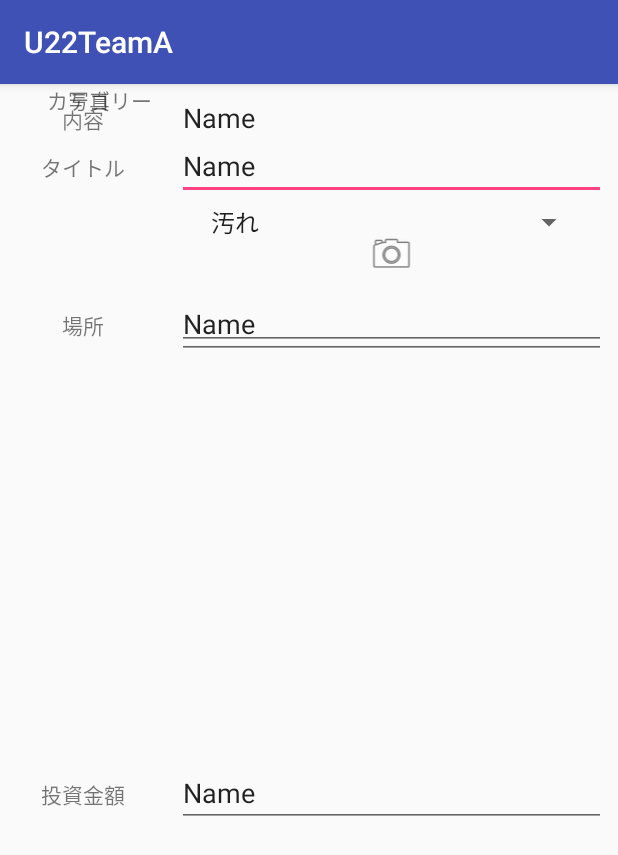
After one commit to tiger19816/u22_team_a_android, an Android app: the NewProjectPostsScreenActivity screen opened directly, with no data from a screen before it, on a phone screen of 412 x 824 dp. The commit adds this screen. Shown: the top 855 px of the screen. Run offline under Robolectric (Android 15) with nearby library versions, the phone set to English and light mode, and no system bars.

Commit message:
新規プロジェクト登録、確認画面仮完成

```diff
--- a/U22TeamA/app/src/main/AndroidManifest.xml
+++ b/U22TeamA/app/src/main/AndroidManifest.xml
@@ -16,6 +16,8 @@
                 <category android:name="android.intent.category.LAUNCHER" />
             </intent-filter>
         </activity>
+        <activity android:name=".NewProjectPostsScreenActivity" />
+        <activity android:name=".NewProjectPostsConfirmationScreen"></activity>
     </application>
 
 </manifest>
--- /dev/null
+++ b/U22TeamA/app/src/main/java/a/team/works/u22/hal/u22teama/NewProjectPostsScreenActivity.java
@@ -0,0 +1,13 @@
+package a.team.works.u22.hal.u22teama;
+
+import android.support.v7.app.AppCompatActivity;
+import android.os.Bundle;
+
+public class NewProjectPostsScreenActivity extends AppCompatActivity {
+
+    @Override
+    protected void onCreate(Bundle savedInstanceState) {
+        super.onCreate(savedInstanceState);
+        setContentView(R.layout.activity_new_project_posts_screen);
+    }
+}
--- /dev/null
+++ b/U22TeamA/app/src/main/res/layout/activity_new_project_posts_screen.xml
@@ -0,0 +1,198 @@
+<?xml version="1.0" encoding="utf-8"?>
+<android.support.constraint.ConstraintLayout xmlns:android="http://schemas.android.com/apk/res/android"
+    xmlns:app="http://schemas.android.com/apk/res-auto"
+    xmlns:tools="http://schemas.android.com/tools"
+    android:layout_width="match_parent"
+    android:layout_height="match_parent"
+    tools:context=".NewProjectPostsScreenActivity">
+
+    <android.support.constraint.Guideline
+        android:id="@+id/guideline"
+        android:layout_width="wrap_content"
+        android:layout_height="wrap_content"
+        android:orientation="vertical"
+        app:layout_constraintGuide_begin="110dp" />
+
+    <TextView
+        android:id="@+id/tv_Title"
+        android:layout_width="wrap_content"
+        android:layout_height="23dp"
+        android:layout_marginEnd="8dp"
+        android:layout_marginLeft="8dp"
+        android:layout_marginRight="8dp"
+        android:layout_marginStart="8dp"
+        android:text="@string/tv_title"
+        app:layout_constraintBaseline_toBaselineOf="@+id/ed_Title"
+        app:layout_constraintEnd_toStartOf="@+id/guideline"
+        app:layout_constraintStart_toStartOf="parent" />
+
+    <EditText
+        android:id="@+id/ed_Title"
+        android:layout_width="0dp"
+        android:layout_height="wrap_content"
+        android:layout_marginEnd="8dp"
+        android:layout_marginLeft="8dp"
+        android:layout_marginRight="8dp"
+        android:layout_marginStart="8dp"
+        android:layout_marginTop="32dp"
+        android:ems="10"
+        android:inputType="textPersonName"
+        android:text="Name"
+        app:layout_constraintEnd_toEndOf="parent"
+        app:layout_constraintHorizontal_bias="0.511"
+        app:layout_constraintStart_toStartOf="@+id/guideline"
+        app:layout_constraintTop_toTopOf="parent" />
+
+    <TextView
+        android:id="@+id/tv_Phoths"
+        android:layout_width="wrap_content"
+        android:layout_height="19dp"
+        android:layout_marginEnd="8dp"
+        android:layout_marginLeft="8dp"
+        android:layout_marginRight="8dp"
+        android:layout_marginStart="8dp"
+        android:text="@string/tv_photo"
+        app:layout_constraintEnd_toStartOf="@+id/im_CheckPhots"
+        app:layout_constraintHorizontal_bias="0.5"
+        app:layout_constraintStart_toStartOf="parent"
+        tools:layout_editor_absoluteY="111dp" />
+
+    <ImageView
+        android:id="@+id/im_CheckPhots"
+        android:layout_width="0dp"
+        android:layout_height="wrap_content"
+        android:layout_marginEnd="8dp"
+        android:layout_marginLeft="8dp"
+        android:layout_marginRight="8dp"
+        android:layout_marginStart="8dp"
+        android:layout_marginTop="20dp"
+        app:layout_constraintEnd_toEndOf="parent"
+        app:layout_constraintHorizontal_bias="0.5"
+        app:layout_constraintStart_toEndOf="@+id/tv_Phoths"
+        app:layout_constraintStart_toStartOf="@+id/guideline"
+        app:layout_constraintTop_toBottomOf="@+id/ed_Title"
+        app:srcCompat="@android:drawable/ic_menu_camera" />
+
+    <TextView
+        android:id="@+id/tv_Place"
+        android:layout_width="wrap_content"
+        android:layout_height="19dp"
+        android:layout_marginEnd="8dp"
+        android:layout_marginLeft="8dp"
+        android:layout_marginRight="8dp"
+        android:layout_marginStart="8dp"
+        android:text="@string/tv_place"
+        app:layout_constraintBaseline_toBaselineOf="@+id/et_Place"
+        app:layout_constraintEnd_toStartOf="@+id/guideline"
+        app:layout_constraintStart_toStartOf="parent" />
+
+    <EditText
+        android:id="@+id/et_Place"
+        android:layout_width="0dp"
+        android:layout_height="46dp"
+        android:layout_marginEnd="8dp"
+        android:layout_marginLeft="8dp"
+        android:layout_marginRight="8dp"
+        android:layout_marginStart="8dp"
+        android:layout_marginTop="8dp"
+        android:ems="10"
+        android:inputType="textPersonName"
+        android:text="Name"
+        app:layout_constraintEnd_toEndOf="parent"
+        app:layout_constraintHorizontal_bias="0.511"
+        app:layout_constraintStart_toStartOf="@+id/guideline"
+        app:layout_constraintTop_toBottomOf="@+id/im_CheckPhots" />
+
+    <TextView
+        android:id="@+id/tv_Category"
+        android:layout_width="wrap_content"
+        android:layout_height="19dp"
+        android:layout_marginEnd="8dp"
+        android:layout_marginLeft="8dp"
+        android:layout_marginRight="8dp"
+        android:layout_marginStart="8dp"
+        android:text="@string/tv_category"
+        app:layout_constraintEnd_toStartOf="@+id/spinner_Category"
+        app:layout_constraintHorizontal_bias="0.5"
+        app:layout_constraintStart_toStartOf="parent"
+        tools:layout_editor_absoluteY="216dp" />
+
+    <Spinner
+        android:id="@+id/spinner_Category"
+        android:layout_width="257dp"
+        android:layout_height="wrap_content"
+        android:layout_marginBottom="8dp"
+        android:layout_marginEnd="8dp"
+        android:layout_marginLeft="8dp"
+        android:layout_marginRight="8dp"
+        android:layout_marginStart="8dp"
+        android:layout_marginTop="8dp"
+        app:layout_constraintBottom_toTopOf="@+id/et_Content"
+        app:layout_constraintEnd_toEndOf="parent"
+        android:entries="@array/spinner_category"
+        app:layout_constraintHorizontal_bias="0.5"
+        app:layout_constraintStart_toEndOf="@+id/tv_Category"
+        app:layout_constraintStart_toStartOf="@+id/guideline"
+        app:layout_constraintTop_toBottomOf="@+id/et_Place" />
+
+    <TextView
+        android:id="@+id/tv_Content"
+        android:layout_width="wrap_content"
+        android:layout_height="0dp"
+        android:layout_marginEnd="8dp"
+        android:layout_marginLeft="8dp"
+        android:layout_marginRight="8dp"
+        android:layout_marginStart="8dp"
+        android:text="@string/tv_content"
+        app:layout_constraintBaseline_toBaselineOf="@+id/et_Content"
+        app:layout_constraintEnd_toStartOf="@+id/guideline"
+        app:layout_constraintStart_toStartOf="parent" />
+
+    <EditText
+        android:id="@+id/et_Content"
+        android:layout_width="0dp"
+        android:layout_height="177dp"
+        android:layout_marginEnd="8dp"
+        android:layout_marginLeft="8dp"
+        android:layout_marginRight="8dp"
+        android:layout_marginStart="8dp"
+        android:ems="10"
+        android:gravity="top"
+        android:inputType="textPersonName"
+        android:text="Name"
+        app:layout_constraintEnd_toEndOf="parent"
+        app:layout_constraintStart_toStartOf="@+id/guideline"
+        tools:layout_editor_absoluteY="264dp" />
+
+    <TextView
+        android:id="@+id/tvInvestmentAmount"
+        android:layout_width="wrap_content"
+        android:layout_height="19dp"
+        android:layout_marginEnd="8dp"
+        android:layout_marginLeft="8dp"
+        android:layout_marginRight="8dp"
+        android:layout_marginStart="8dp"
+        android:text="@string/tv_investmentAmount"
+        app:layout_constraintBaseline_toBaselineOf="@+id/et_InvestmentAmount"
+        app:layout_constraintEnd_toStartOf="@+id/guideline"
+        app:layout_constraintStart_toStartOf="parent" />
+
+    <EditText
+        android:id="@+id/et_InvestmentAmount"
+        android:layout_width="0dp"
+        android:layout_height="wrap_content"
+        android:layout_marginBottom="8dp"
+        android:layout_marginEnd="8dp"
+        android:layout_marginLeft="8dp"
+        android:layout_marginRight="8dp"
+        android:layout_marginStart="8dp"
+        android:layout_marginTop="8dp"
+        android:ems="10"
+        android:inputType="textPersonName"
+        android:text="Name"
+        app:layout_constraintBottom_toBottomOf="parent"
+        app:layout_constraintEnd_toEndOf="parent"
+        app:layout_constraintStart_toStartOf="@+id/guideline"
+        app:layout_constraintTop_toBottomOf="@+id/et_Content" />
+
+</android.support.constraint.ConstraintLayout>
--- a/U22TeamA/app/src/main/res/values/strings.xml
+++ b/U22TeamA/app/src/main/res/values/strings.xml
@@ -1,3 +1,13 @@
 <resources>
     <string name="app_name">U22TeamA</string>
+    <string name="tv_title">タイトル</string>
+    <string name="tv_photo">写真</string>
+    <string name="tv_place">場所</string>
+    <string name="tv_category">カテゴリー</string>
+    <string name="tv_content">内容</string>
+    <string name="tv_investmentAmount">投資金額</string>
+    <string-array name="spinner_category">
+        <item>汚れ</item>
+        <item>ごみ</item>
+    </string-array>
 </resources>
```
Also changed, not shown: U22TeamA/app/src/main/java/a/team/works/u22/hal/u22teama/NewProjectPostsConfirmationScreen.java (added, +13 -0 lines), U22TeamA/app/src/main/res/layout/activity_new_project_posts_confirmation_screen.xml (added, +190 -0 lines).
